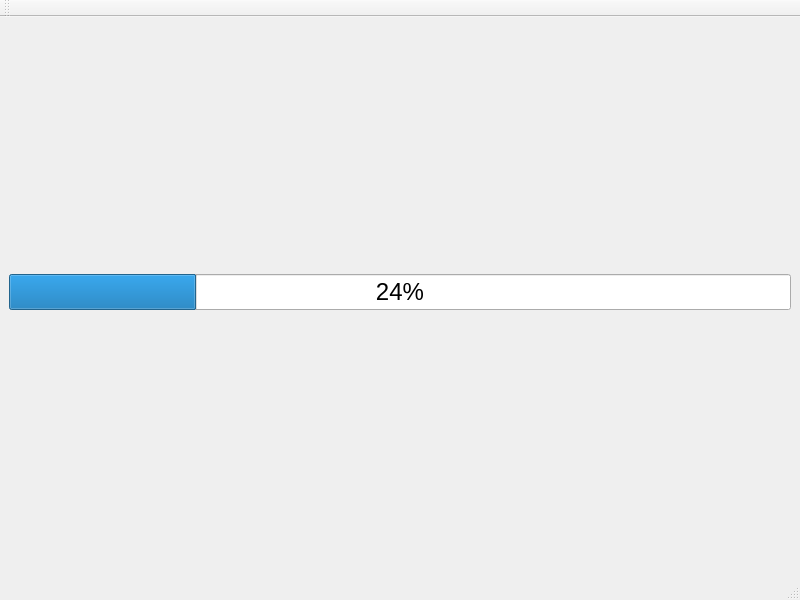
The window that cdtormainwindow.ui (SugerInMyPacket/LightningMovie) describes before a commit, drawn with Qt 5.
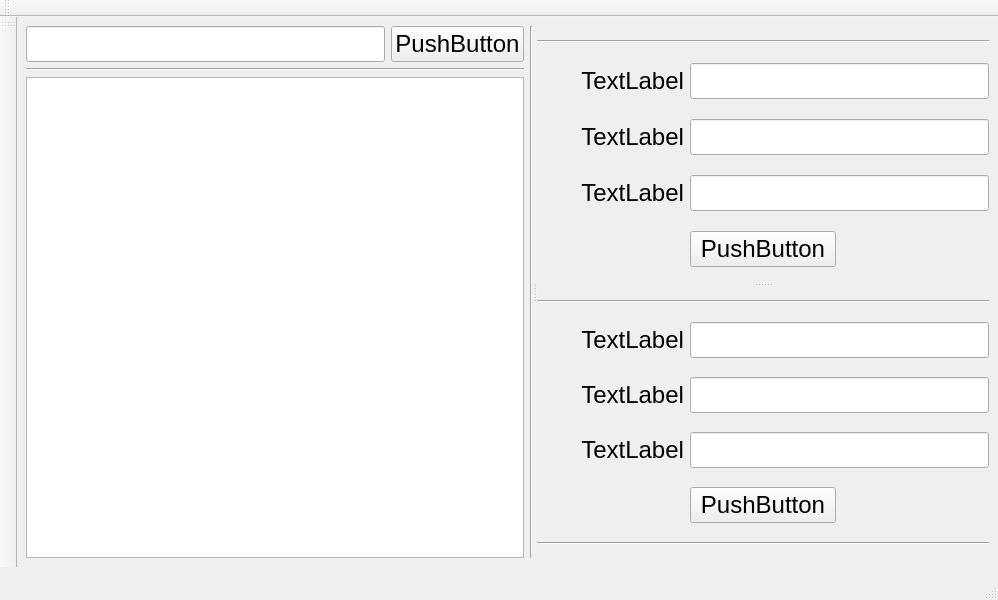
The same window after the commit. Icons and pictures are not drawn.

Patch:
```diff
--- a/cdtormainwindow.ui
+++ b/cdtormainwindow.ui
@@ -6,7 +6,7 @@
    <rect>
     <x>0</x>
     <y>0</y>
-    <width>800</width>
+    <width>998</width>
     <height>600</height>
    </rect>
   </property>
@@ -22,10 +22,167 @@
   <widget class="QWidget" name="centralwidget">
    <layout class="QGridLayout" name="gridLayout_2">
     <item row="0" column="0">
-     <widget class="QProgressBar" name="progressBar">
-      <property name="value">
-       <number>24</number>
+     <widget class="QSplitter" name="sptMain">
+      <property name="orientation">
+       <enum>Qt::Horizontal</enum>
       </property>
+      <widget class="QWidget" name="gridLayoutWidget">
+       <layout class="QGridLayout" name="glaoSearch" columnstretch="4,0,0,0">
+        <item row="0" column="0" colspan="2">
+         <widget class="QLineEdit" name="edtCondition"/>
+        </item>
+        <item row="0" column="2">
+         <widget class="QPushButton" name="btnSearch">
+          <property name="text">
+           <string>PushButton</string>
+          </property>
+         </widget>
+        </item>
+        <item row="2" column="0" colspan="3">
+         <widget class="QTableView" name="tableView"/>
+        </item>
+        <item row="0" column="3" rowspan="3">
+         <widget class="Line" name="line_2">
+          <property name="orientation">
+           <enum>Qt::Vertical</enum>
+          </property>
+         </widget>
+        </item>
+        <item row="1" column="0" colspan="3">
+         <widget class="Line" name="line_3">
+          <property name="orientation">
+           <enum>Qt::Horizontal</enum>
+          </property>
+         </widget>
+        </item>
+       </layout>
+      </widget>
+      <widget class="QSplitter" name="sptSell">
+       <property name="orientation">
+        <enum>Qt::Vertical</enum>
+       </property>
+       <widget class="QWidget" name="gridLayoutWidget_2">
+        <layout class="QGridLayout" name="glaoSell">
+         <item row="2" column="0">
+          <widget class="QLabel" name="labRow">
+           <property name="text">
+            <string>TextLabel</string>
+           </property>
+           <property name="alignment">
+            <set>Qt::AlignRight|Qt::AlignTrailing|Qt::AlignVCenter</set>
+           </property>
+          </widget>
+         </item>
+         <item row="1" column="1" colspan="2">
+          <widget class="QLineEdit" name="edtStage"/>
+         </item>
+         <item row="3" column="1" colspan="2">
+          <widget class="QLineEdit" name="edtColumn"/>
+         </item>
+         <item row="1" column="0">
+          <widget class="QLabel" name="labStage">
+           <property name="text">
+            <string>TextLabel</string>
+           </property>
+           <property name="alignment">
+            <set>Qt::AlignRight|Qt::AlignTrailing|Qt::AlignVCenter</set>
+           </property>
+          </widget>
+         </item>
+         <item row="2" column="1" colspan="2">
+          <widget class="QLineEdit" name="edtRow"/>
+         </item>
+         <item row="3" column="0">
+          <widget class="QLabel" name="labColumn">
+           <property name="text">
+            <string>TextLabel</string>
+           </property>
+           <property name="alignment">
+            <set>Qt::AlignRight|Qt::AlignTrailing|Qt::AlignVCenter</set>
+           </property>
+          </widget>
+         </item>
+         <item row="4" column="1">
+          <widget class="QPushButton" name="btnSell">
+           <property name="text">
+            <string>PushButton</string>
+           </property>
+          </widget>
+         </item>
+         <item row="0" column="0" colspan="3">
+          <widget class="Line" name="line_4">
+           <property name="orientation">
+            <enum>Qt::Horizontal</enum>
+           </property>
+          </widget>
+         </item>
+        </layout>
+       </widget>
+       <widget class="QWidget" name="gridLayoutWidget_3">
+        <layout class="QGridLayout" name="glaoReturn">
+         <item row="3" column="1" colspan="2">
+          <widget class="QLineEdit" name="edtColumn1"/>
+         </item>
+         <item row="2" column="0">
+          <widget class="QLabel" name="labRow1">
+           <property name="text">
+            <string>TextLabel</string>
+           </property>
+           <property name="alignment">
+            <set>Qt::AlignRight|Qt::AlignTrailing|Qt::AlignVCenter</set>
+           </property>
+          </widget>
+         </item>
+         <item row="3" column="0">
+          <widget class="QLabel" name="labColumn1">
+           <property name="text">
+            <string>TextLabel</string>
+           </property>
+           <property name="alignment">
+            <set>Qt::AlignRight|Qt::AlignTrailing|Qt::AlignVCenter</set>
+           </property>
+          </widget>
+         </item>
+         <item row="4" column="1">
+          <widget class="QPushButton" name="btnReturn">
+           <property name="text">
+            <string>PushButton</string>
+           </property>
+          </widget>
+         </item>
+         <item row="2" column="1" colspan="2">
+          <widget class="QLineEdit" name="edtRow1"/>
+         </item>
+         <item row="1" column="0">
+          <widget class="QLabel" name="labReturn">
+           <property name="text">
+            <string>TextLabel</string>
+           </property>
+           <property name="alignment">
+            <set>Qt::AlignRight|Qt::AlignTrailing|Qt::AlignVCenter</set>
+           </property>
+          </widget>
+         </item>
+         <item row="1" column="1" colspan="2">
+          <widget class="QLineEdit" name="edtReturn"/>
+         </item>
+         <item row="0" column="0" colspan="3">
+          <widget class="Line" name="line">
+           <property name="orientation">
+            <enum>Qt::Horizontal</enum>
+           </property>
+          </widget>
+         </item>
+         <item row="5" column="0" colspan="3">
+          <widget class="Line" name="line_5">
+           <property name="orientation">
+            <enum>Qt::Horizontal</enum>
+           </property>
+          </widget>
+         </item>
+        </layout>
+       </widget>
+      </widget>
      </widget>
     </item>
    </layout>
@@ -52,6 +209,17 @@
     <bool>false</bool>
    </attribute>
   </widget>
+  <widget class="QToolBar" name="tbAssistant">
+   <property name="windowTitle">
+    <string>toolBar_2</string>
+   </property>
+   <attribute name="toolBarArea">
+    <enum>LeftToolBarArea</enum>
+   </attribute>
+   <attribute name="toolBarBreak">
+    <bool>false</bool>
+   </attribute>
+  </widget>
  </widget>
  <resources/>
  <connections/>
```
Left out of the diff: 16 changed lines with no effect on the pictures.
